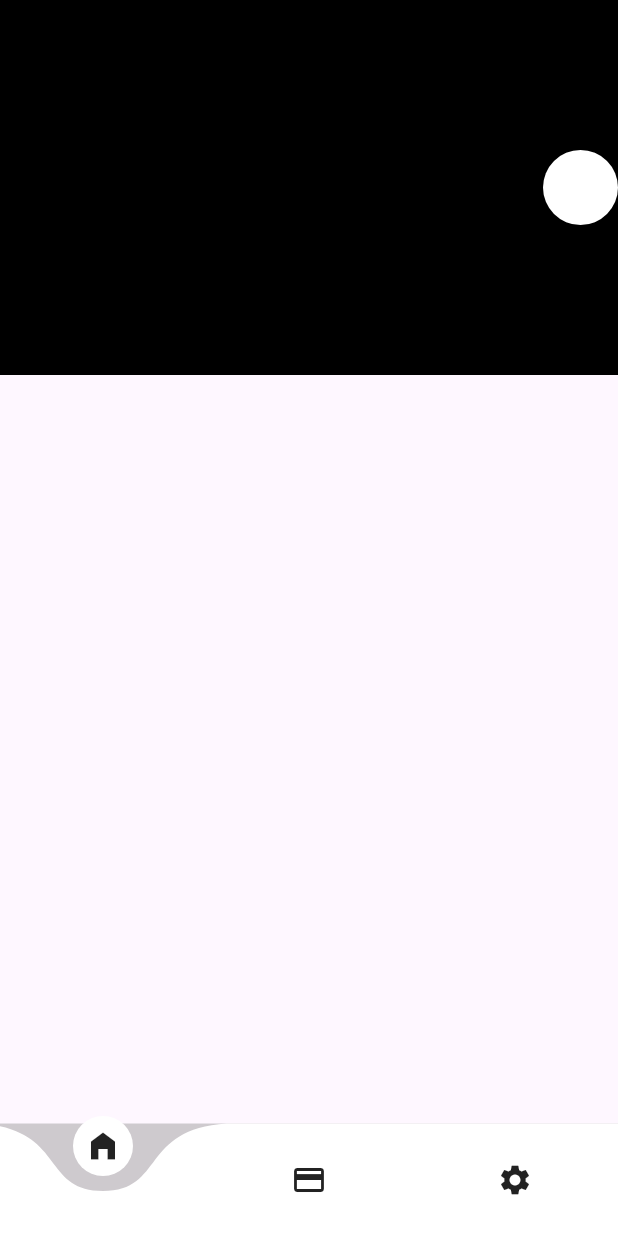
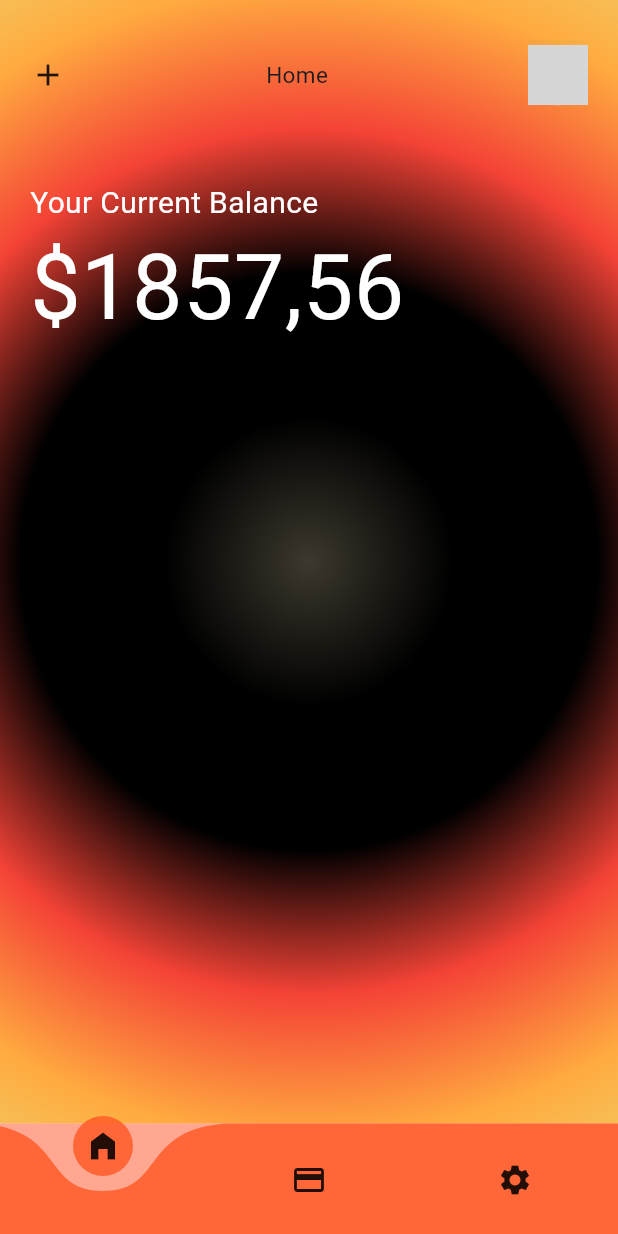
Before and after one commit to MuhammadsharifDev/banking-app, a Flutter app: the screen it shows once a user with an empty profile is signed in, on a phone screen of 412 x 824 dp. Run offline on Flutter 3.47's test engine with Material 2 defaults, Android fonts, the phone set to English and light mode, and no system bars; drawn by our look-alikes of curved_navigation_bar, keyboard_dismisser; our stand-ins replace bloc, equatable, firebase_auth, firebase_core, flutter_bloc, flutter_svg and 1 more; accounts and stored records are empty; Roboto replaces fonts that are missing (Aclonica); grey boxes are pictures that could not be loaded.

Commit message:
change all page

```diff
--- a/lib/core/widgets/textstyle.dart
+++ b/lib/core/widgets/textstyle.dart
@@ -9,7 +9,7 @@ class StyleTextModel {
       var fontWeight}) {
     return Text(
       text,
-      style: GoogleFonts.inter(
+      style: GoogleFonts.aclonica(
           fontSize: size, fontWeight: fontWeight, color: color),
     );
   }
--- a/lib/presintation/main/home/home_page.dart
+++ b/lib/presintation/main/home/home_page.dart
@@ -1,27 +1,60 @@
+import 'package:banking_app/core/widgets/textstyle.dart';
 import 'package:flutter/material.dart';
+import 'package:google_fonts/google_fonts.dart';
 
 class HomePage extends StatelessWidget {
   const HomePage({super.key});
 
   @override
   Widget build(BuildContext context) {
-    return  Scaffold(
-      body: CustomScrollView(
-        slivers: [
-          SliverAppBar(
-            toolbarHeight: 250,
-            backgroundColor: Colors.black,
-            actions: [
-              ClipOval(
-                child: Container(
-                  width: 50,
-                  height: 50,
-                  color: Colors.white,
-                )
+    var media = MediaQuery.of(context);
+    return Scaffold(
+      body: Container(
+        height: double.infinity,
+        width: double.infinity,
+        decoration: const BoxDecoration(
+          gradient: RadialGradient(
+            colors: [
+              Color(0xff3C382D),
+              Colors.black,
+              Colors.black,
+              Colors.red,
+              Colors.orangeAccent,
+              Color(0xffECD670),
+              Color(0xffECD670),
+            ],
+            radius: 1.4,
+          ),
+        ),
+        child:Padding(
+          padding: const EdgeInsets.only(left: 20,right: 20,top: 20),
+          child: Column(
+            crossAxisAlignment: CrossAxisAlignment.start,
+            children: [
+              SizedBox(height: media.size.height*10/812,),
+              Row(
+                mainAxisAlignment: MainAxisAlignment.spaceBetween,
+                children: [
+                  const Icon(Icons.add),
+                  StyleTextModel.items(text: 'Home', size: 15),
+                  const CircleAvatar(
+                    radius: 20,
+                    foregroundImage: AssetImage('assets/png_images/myself.jpg'),
+                  ),
+                ],
               ),
+              SizedBox(
+                height:media.size.height* 50/812,
+              ),
+              StyleTextModel.items(text: 'Your Current Balance', size: 20,color: Colors.white),
+              StyleTextModel.items(text: '\$1857,56', size: 60,color: Colors.white),
+              SizedBox(
+                height:media.size.height* 50/812,
+              ),
+
             ],
           ),
-        ],
+        ),
       ),
     );
   }
--- a/lib/presintation/main/main_page.dart
+++ b/lib/presintation/main/main_page.dart
@@ -22,8 +22,9 @@ int _selectIndex=0;
   Widget build(BuildContext context) {
     return Scaffold(
       bottomNavigationBar: CurvedNavigationBar(
-        backgroundColor: Colors.grey.withOpacity(0.5),
+        backgroundColor: Colors.deepOrange.withOpacity(0.5),
         animationDuration: const Duration(milliseconds: 300),
+        color: Colors.deepOrange.withOpacity(0.8),
         index: _selectIndex,
         onTap: (index){
         setState(() {
```
Also changed, not shown: lib/presintation/main/card/card_page.dart (+18 -0 lines), lib/presintation/main/setting/setting_page.dart (+24 -0 lines).
